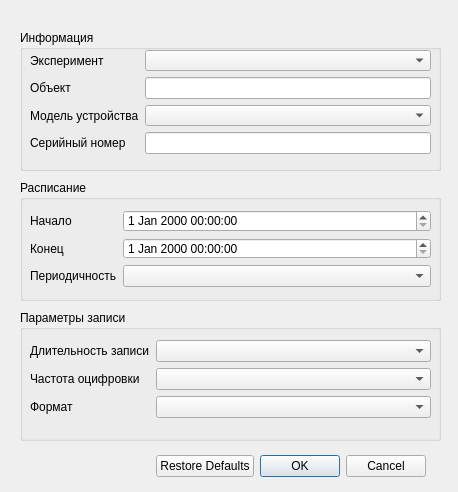
Above: ui/v1/dlg_input_schedule.ui from mcsltd/mcs-inRat-planner before the change. Below: the same form after it.
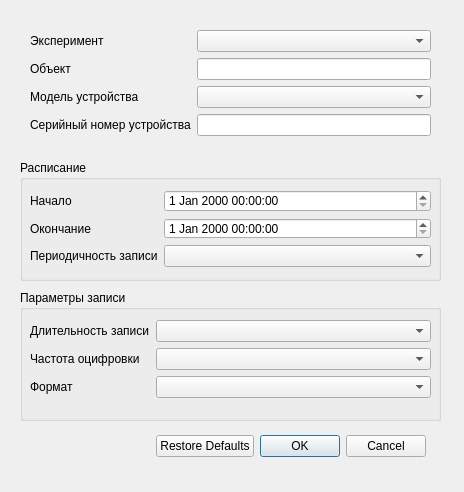
That is the form after the change.

Commit message: ui(v1): update - main window, dlg for creating schedule and create dlg for input experiment

```diff
--- a/ui/v1/dlg_input_schedule.ui
+++ b/ui/v1/dlg_input_schedule.ui
@@ -9,7 +9,7 @@
    <rect>
     <x>0</x>
     <y>0</y>
-    <width>458</width>
+    <width>464</width>
     <height>492</height>
    </rect>
   </property>
@@ -29,7 +29,7 @@
    <property name="geometry">
     <rect>
      <x>140</x>
-     <y>450</y>
+     <y>430</y>
      <width>301</width>
      <height>32</height>
     </rect>
@@ -51,7 +51,7 @@
    <property name="geometry">
     <rect>
      <x>20</x>
-     <y>310</y>
+     <y>290</y>
      <width>421</width>
      <height>131</height>
     </rect>
@@ -106,7 +106,7 @@
    <property name="geometry">
     <rect>
      <x>20</x>
-     <y>180</y>
+     <y>160</y>
      <width>421</width>
      <height>121</height>
     </rect>
@@ -134,7 +134,7 @@
      <item row="2" column="0">
       <widget class="QLabel" name="labelIntervalRecord">
        <property name="text">
-        <string>Периодичность</string>
+        <string>Периодичность записи</string>
        </property>
       </widget>
      </item>
@@ -144,7 +144,7 @@
      <item row="1" column="0">
       <widget class="QLabel" name="labeFinishTime">
        <property name="text">
-        <string>Конец </string>
+        <string>Окончание</string>
        </property>
       </widget>
      </item>
@@ -157,25 +157,13 @@
     </layout>
    </widget>
   </widget>
-  <widget class="QGroupBox" name="groupBoxInformation">
-   <property name="geometry">
-    <rect>
-     <x>20</x>
-     <y>30</y>
-     <width>421</width>
-     <height>141</height>
-    </rect>
-   </property>
-   <property name="title">
-    <string>Информация</string>
-   </property>
    <widget class="QWidget" name="formLayoutWidget">
     <property name="geometry">
      <rect>
-      <x>10</x>
-      <y>20</y>
+     <x>30</x>
+     <y>30</y>
       <width>401</width>
-      <height>104</height>
+     <height>115</height>
      </rect>
     </property>
     <layout class="QFormLayout" name="formLayoutInformation">
@@ -186,19 +174,6 @@
        </property>
       </widget>
      </item>
-     <item row="0" column="1">
-      <widget class="QComboBox" name="comboBoxExperiment">
-       <property name="enabled">
-        <bool>true</bool>
-       </property>
-       <property name="editable">
-        <bool>false</bool>
-       </property>
-       <property name="currentText">
-        <string/>
-       </property>
-      </widget>
-     </item>
      <item row="1" column="0">
       <widget class="QLabel" name="LabelObject">
        <property name="text">
@@ -219,18 +194,34 @@
      <item row="2" column="1">
       <widget class="QComboBox" name="comboBoxModelDevice"/>
      </item>
-     <item row="3" column="0">
-      <widget class="QLabel" name="LabelSnDevice">
-       <property name="text">
-        <string>Серийный номер</string>
-       </property>
-      </widget>
-     </item>
      <item row="3" column="1">
       <widget class="QLineEdit" name="LineEditSnDevice"/>
      </item>
-    </layout>
-   </widget>
+    <item row="3" column="0">
+     <widget class="QLabel" name="LabelSnDevice">
+      <property name="text">
+       <string>Серийный номер устройства</string>
+      </property>
+     </widget>
+    </item>
+    <item row="0" column="1">
+     <layout class="QHBoxLayout" name="horizontalLayout">
+      <item>
+       <widget class="QComboBox" name="comboBoxExperiment">
+        <property name="enabled">
+         <bool>true</bool>
+        </property>
+        <property name="editable">
+         <bool>false</bool>
+        </property>
+        <property name="currentText">
+         <string/>
+        </property>
+       </widget>
+      </item>
+     </layout>
+    </item>
+   </layout>
   </widget>
  </widget>
  <resources/>
```
Left out of the diff: 10 changed lines with no effect on the pictures. Lines whose indentation alone changed are shown as unchanged. The commit also changes 7 other files.
